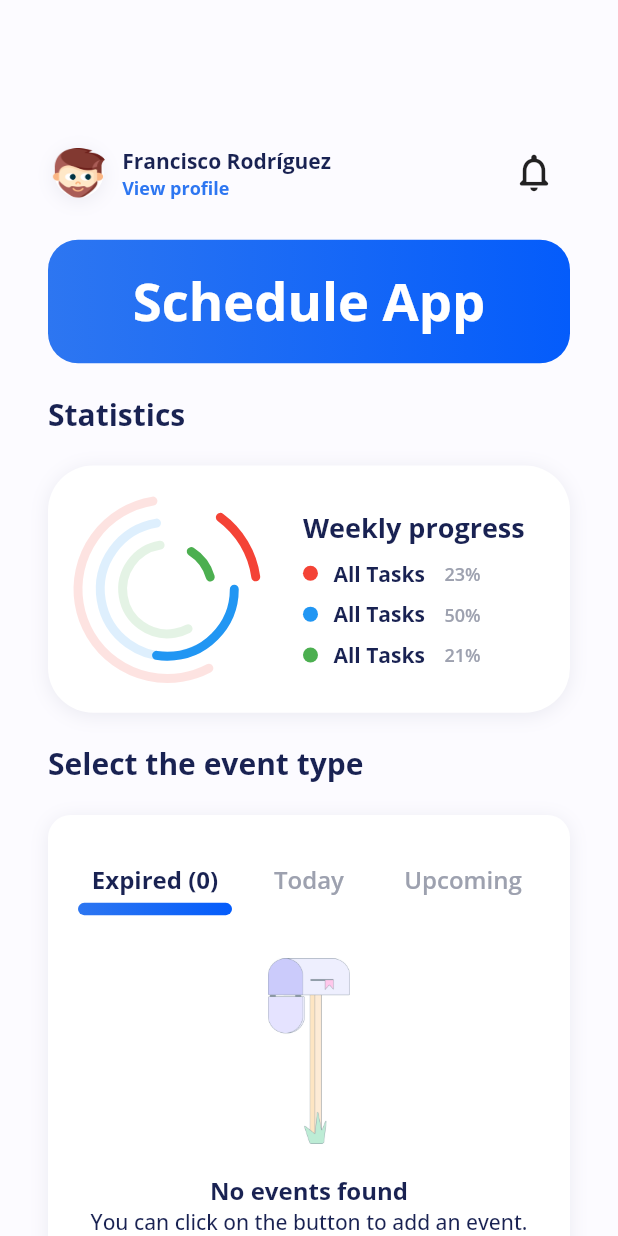
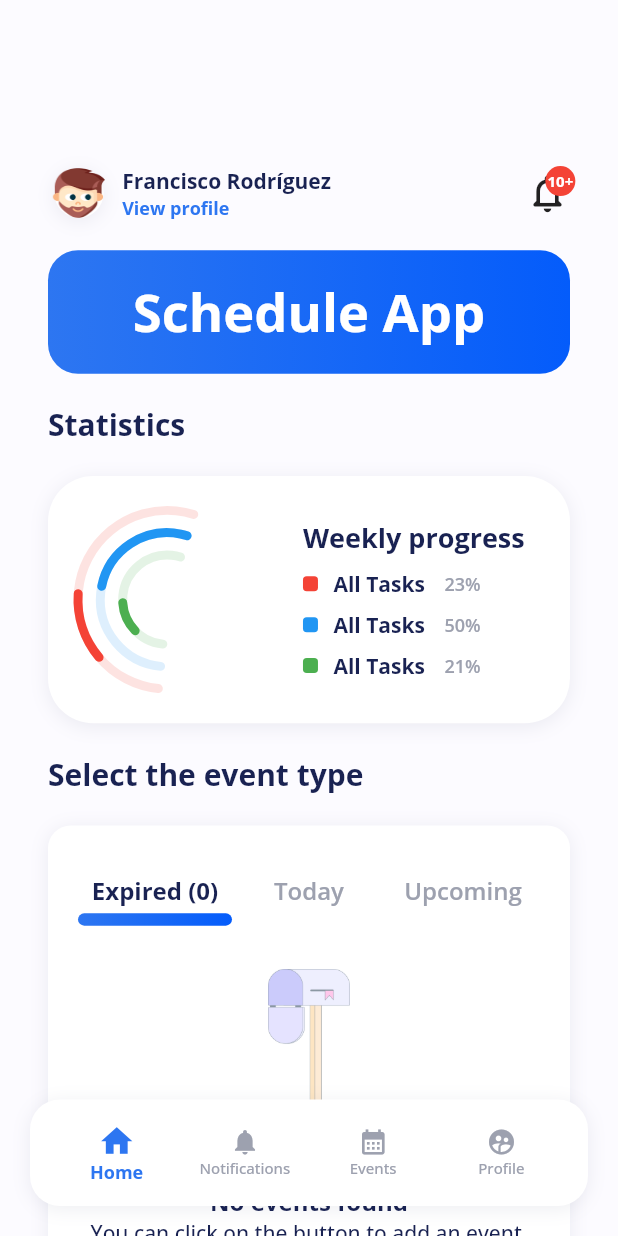
Before and after one commit to TecMasters420/flutter_schedule_app, a Flutter app: the HomePage screen opened by its route, after a tap on "Expired", on a phone screen of 412 x 824 dp. Run offline on Flutter 3.47's test engine with Material 2 defaults, Android fonts, the phone set to English and light mode, and no system bars; our stand-ins replace cloud_firestore, firebase_core, firebase_messaging, flutter_dotenv, flutter_local_notifications, flutter_map and 5 more; accounts and stored records are empty; generated files the repository leaves out were written again; network calls fail.

Commit message:
Barra de navegación con su controlador

```diff
--- a/lib/app/config/app_constants.dart
+++ b/lib/app/config/app_constants.dart
@@ -0,0 +1,14 @@
+import 'package:flutter/widgets.dart';
+
+class AppConstants {
+  static const double tPadding = 70;
+  static const double bPadding = 20;
+  static const double hPadding = 32;
+
+  static const bodyPadding = EdgeInsets.only(
+    top: tPadding,
+    bottom: bPadding,
+    left: hPadding,
+    right: hPadding,
+  );
+}
--- a/lib/app/config/constants.dart
+++ b/lib/app/config/constants.dart
@@ -2,7 +2,7 @@
 
 const Color accent = Color(0xff2d76f1);
 const Color darkAccent = Color(0xff045cfb);
-const Color backgroundColor = Color(0xfff8f6fa);
+const Color backgroundColor = Color(0xfffcfbff);
 const Color containerBg = Color(0xffffffff);
 
 const Color black = Color(0xff192252);
--- a/lib/modules/auth/controllers/auth_controller.dart
+++ b/lib/modules/auth/controllers/auth_controller.dart
@@ -62,10 +62,10 @@
 
   Future<void> signOut() async {
     isLoading.value = true;
+    Get.offAndToNamed('/initialInformationPage');
+    _currentUser.value = null;
     await storage.delete(key: 'token');
     _accessToken.value = null;
-    _currentUser.value = null;
     isLoading.value = false;
-    Get.offAndToNamed('/initialInformationPage');
   }
 }
--- a/lib/modules/home/bindings/home_bindings.dart
+++ b/lib/modules/home/bindings/home_bindings.dart
@@ -1,4 +1,5 @@
 import 'package:get/get.dart';
+import 'package:schedulemanager/modules/navbar/controllers/navbar_controller.dart';
 import '../controllers/home_controller.dart';
 
 class HomeBindings implements Bindings {
@@ -6,5 +7,6 @@
   @override
   void dependencies() {
     Get.put(HomeController(), permanent: true);
+    Get.put(NavBarController(), permanent: true);
   }
 }
--- a/lib/modules/home/home_page.dart
+++ b/lib/modules/home/home_page.dart
@@ -1,5 +1,7 @@
 import 'package:flutter/material.dart';
 import 'package:get/get.dart';
+import 'package:schedulemanager/app/config/app_constants.dart';
+import 'package:schedulemanager/widgets/custom_nav_bar_widget.dart';
 import '../../app/config/constants.dart';
 import 'controllers/home_controller.dart';
 import 'widgets/home_header_widget.dart';
@@ -19,15 +21,12 @@
     final HomeController home = Get.find();
 
     return Scaffold(
+      bottomNavigationBar: const CustomNavBarWidget(),
       body: SingleChildScrollView(
+        clipBehavior: Clip.none,
         physics: const BouncingScrollPhysics(),
         child: Padding(
-          padding: const EdgeInsets.only(
-            left: 32,
-            right: 32,
-            top: 50,
-            bottom: 20,
-          ),
+          padding: AppConstants.bodyPadding,
           child: Column(
             crossAxisAlignment: CrossAxisAlignment.start,
             children: [
--- a/lib/modules/home/widgets/home_header_widget.dart
+++ b/lib/modules/home/widgets/home_header_widget.dart
@@ -25,6 +25,7 @@
                 UserProfilePicture(
                   height: resp.hp(4),
                   width: resp.wp(10),
+                  redirectToProfile: true,
                   userImage: '',
                 ),
                 SizedBox(width: resp.wp(2)),
@@ -45,13 +46,32 @@
               ],
             ),
             const Spacer(),
-            IconButton(
-              style: IconButton.styleFrom(
-                padding: EdgeInsets.zero,
-                alignment: Alignment.topCenter,
+            GestureDetector(
+              onTap: () => Get.toNamed('/notificationsPage'),
+              child: Stack(
+                clipBehavior: Clip.none,
+                alignment: Alignment.topLeft,
+                children: [
+                  const Icon(Icons.notifications_none_rounded, size: 30),
+                  Positioned(
+                    top: -3,
+                    left: 12,
+                    child: Container(
+                      alignment: Alignment.center,
+                      padding: const EdgeInsets.symmetric(
+                          horizontal: 3, vertical: 3),
+                      decoration: const BoxDecoration(
+                        color: red,
+                        shape: BoxShape.circle,
+                      ),
+                      child: Text(
+                        '10+',
+                        style: TextStyles.w700(10, Colors.white),
+                      ),
+                    ),
+                  )
+                ],
               ),
-              icon: const Icon(Icons.notifications_none_rounded, size: 30),
-              onPressed: () => Get.toNamed('/notificationsPage'),
             ),
           ],
         ),
--- a/lib/modules/home/widgets/tasks_home_progress_container.dart
+++ b/lib/modules/home/widgets/tasks_home_progress_container.dart
@@ -47,8 +47,9 @@
                       height: 10,
                       width: 10,
                       decoration: BoxDecoration(
+                        shape: BoxShape.rectangle,
                         color: clampledColors[x],
-                        shape: BoxShape.circle,
+                        borderRadius: BorderRadius.circular(2.5),
                       ),
                     ),
                     SizedBox(width: resp.wp(2.5)),
--- /dev/null
+++ b/lib/modules/navbar/controllers/navbar_controller.dart
@@ -0,0 +1,36 @@
+import 'package:flutter/material.dart';
+import 'package:get/get.dart';
+import 'package:schedulemanager/modules/navbar/models/navbar_element_model.dart';
+
+class NavBarController extends GetxController {
+  final RxList<NavBarElementModel> elements = RxList([]);
+  Rx<NavBarElementModel?> currentElement = null.obs;
+
+  @override
+  void onInit() {
+    super.onInit();
+    elements.value = [
+      NavBarElementModel(name: 'Home', route: 'homePage', icon: Icons.home),
+      NavBarElementModel(
+        name: 'Notifications',
+        route: 'notificationsPage',
+        icon: Icons.notifications,
+      ),
+      NavBarElementModel(
+        name: 'Events',
+        route: 'eventsPage',
+        icon: Icons.calendar_month,
+      ),
+      NavBarElementModel(
+        name: 'Profile',
+        route: 'profilePage',
+        icon: Icons.supervised_user_circle_rounded,
+      ),
+    ];
+    currentElement = Rx<NavBarElementModel>(elements.first);
+  }
+
+  void onNewSelection(NavBarElementModel element) {
+    currentElement.value = element;
+  }
+}
--- /dev/null
+++ b/lib/modules/navbar/models/navbar_element_model.dart
@@ -0,0 +1,12 @@
+import 'package:flutter/widgets.dart';
+
+class NavBarElementModel {
+  final String name;
+  final String route;
+  final IconData icon;
+  NavBarElementModel({
+    required this.name,
+    required this.route,
+    required this.icon,
+  });
+}
--- a/lib/modules/reminder_details/reminders_details_page.dart
+++ b/lib/modules/reminder_details/reminders_details_page.dart
@@ -213,7 +213,7 @@
                         color: accent,
                         height: resp.hp(4),
                         width: resp.wp(25),
-                        style: TextStyles.w500(14, Colors.white),
+                        style: TextStyles.w700(14, Colors.white),
                         onTap: () {
                           Navigator.push(
                             context,
@@ -238,7 +238,7 @@
                   color: accent,
                   height: resp.hp(4),
                   width: resp.wp(20),
-                  style: TextStyles.w500(14, Colors.white),
+                  style: TextStyles.w700(14, Colors.white),
                   onTap: () {},
                 ),
                 extra: TagsList(
@@ -273,7 +273,7 @@
                   color: accent,
                   height: resp.hp(4),
                   width: resp.wp(20),
-                  style: TextStyles.w500(14, Colors.white),
+                  style: TextStyles.w700(14, Colors.white),
                   onTap: () {
                     CustomAlertDialog(
                       resp: resp,
--- a/lib/presentation/app.dart
+++ b/lib/presentation/app.dart
@@ -16,7 +16,7 @@
       getPages: appPages,
       home: const InitialInformationPage(),
       theme: ThemeData(
-        scaffoldBackgroundColor: const Color(0xfffcfbff),
+        scaffoldBackgroundColor: backgroundColor,
         colorScheme: ColorScheme.fromSwatch().copyWith(primary: accent),
       ),
     );
--- a/lib/widgets/custom_header_widget.dart
+++ b/lib/widgets/custom_header_widget.dart
@@ -32,6 +32,7 @@
             child: Center(
               child: Text(
                 title,
+                maxLines: 1,
                 style: TextStyles.w700(titleSize, Colors.white),
               ),
             ),
--- /dev/null
+++ b/lib/widgets/custom_nav_bar_widget.dart
@@ -0,0 +1,67 @@
+import 'package:flutter/material.dart';
+import 'package:get/get_state_manager/src/rx_flutter/rx_obx_widget.dart';
+import 'package:get/instance_manager.dart';
+import 'package:schedulemanager/app/utils/text_styles.dart';
+import 'package:schedulemanager/modules/navbar/controllers/navbar_controller.dart';
+
+import '../app/config/constants.dart';
+
+class CustomNavBarWidget extends StatelessWidget {
+  const CustomNavBarWidget({super.key});
+
+  @override
+  Widget build(BuildContext context) {
+    final NavBarController navBar = Get.find();
+    return Padding(
+      padding: const EdgeInsets.symmetric(horizontal: 20, vertical: 20),
+      child: Container(
+        padding: const EdgeInsets.only(
+          top: 15,
+          bottom: 15,
+          right: 15,
+          left: 15,
+        ),
+        decoration: BoxDecoration(
+          color: containerBg,
+          boxShadow: shadows,
+          borderRadius: BorderRadius.circular(20),
+        ),
+        child: Obx(
+          () => Row(
+            children: navBar.elements.map(
+              (e) {
+                final isSelected = navBar.currentElement.value != null &&
+                    e.name == navBar.currentElement.value!.name;
+                final color = isSelected ? accent : grey;
+                return Expanded(
+                  child: Material(
+                    color: Colors.transparent,
+                    child: InkWell(
+                      onTap: () => navBar.onNewSelection(e),
+                      splashColor: accent.withOpacity(0.25),
+                      borderRadius: BorderRadius.circular(20),
+                      highlightColor: Colors.transparent,
+                      child: Column(
+                        mainAxisSize: MainAxisSize.min,
+                        children: [
+                          Icon(e.icon,
+                              size: isSelected ? 25 : 20, color: color),
+                          Text(
+                            e.name,
+                            style: !isSelected
+                                ? TextStyles.w500(10, color)
+                                : TextStyles.w700(12, accent),
+                          ),
+                        ],
+                      ),
+                    ),
+                  ),
+                );
+              },
+            ).toList(),
+          ),
+        ),
+      ),
+    );
+  }
+}
--- a/pubspec.yaml
+++ b/pubspec.yaml
@@ -52,6 +52,7 @@
   get: ^4.6.5
   flutter_secure_storage: ^7.0.1
   provider: ^6.0.5
+  share_plus: ^6.3.0
 
 
 dev_dependencies:
```
Also changed, not shown: lib/app/utils/share_util.dart (added, +10 -0 lines), lib/modules/notifications_page/pages/notifications_page.dart (+2 -6 lines), lib/modules/user_profile/user_profile_page.dart (+67 -34 lines), lib/widgets/reminder_information.dart (+23 -1 lines), pubspec.lock, 5 other files.
